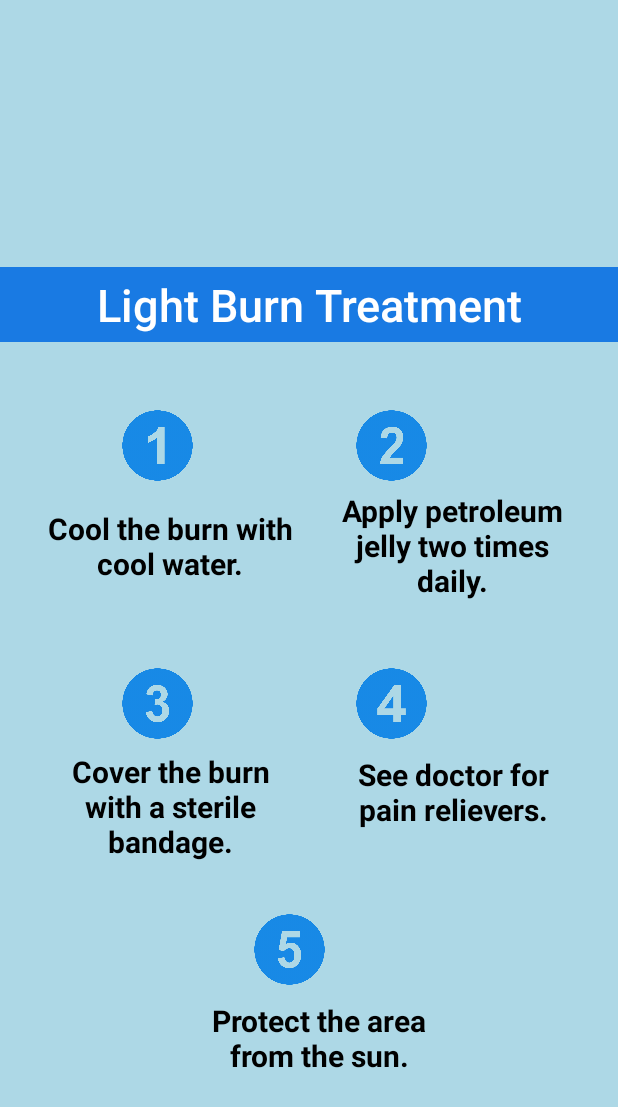
After one commit to Aarav87/AIdentify, an Android app: the layout light_burn_treatment.xml on its own in the app's theme, with its tools: preview values and no code run, on a phone screen of 412 x 824 dp. The commit adds this screen. Shown: the top 1107 px of the screen. Run offline under Robolectric (Android 15) with nearby library versions, the phone set to English and light mode, and no system bars.

Commit message:
created treatment pages

```diff
--- /dev/null
+++ b/app/src/main/res/layout/light_burn_treatment.xml
@@ -0,0 +1,167 @@
+<?xml version="1.0" encoding="utf-8"?>
+<androidx.constraintlayout.widget.ConstraintLayout xmlns:android="http://schemas.android.com/apk/res/android"
+    android:layout_width="match_parent"
+    android:layout_height="match_parent"
+    xmlns:app="http://schemas.android.com/apk/res-auto"
+    android:background="#add8e6">
+
+    <TextView
+        style="@style/TextAppearance.Widget.AppCompat.Toolbar.Title"
+        android:layout_width="0dp"
+        android:layout_height="50dp"
+        android:layout_centerHorizontal="true"
+        android:layout_marginBottom="596dp"
+        android:background="#197AE3"
+        android:gravity="center"
+        android:text="Light Burn Treatment"
+        android:textColor="#FFFFFF"
+        android:textSize="30sp"
+        android:id="@+id/title"
+
+        app:layout_constraintWidth_percent="1"
+        app:layout_constraintBottom_toBottomOf="parent"
+        app:layout_constraintEnd_toEndOf="parent"
+        app:layout_constraintHorizontal_bias="1.0"
+        app:layout_constraintStart_toStartOf="parent" />
+
+    <ImageView
+        android:layout_width="50dp"
+        android:layout_height="50dp"
+        android:layout_alignParentStart="true"
+        android:layout_marginStart="80dp"
+        android:layout_marginTop="44dp"
+        android:src="@drawable/first"
+        app:layout_constraintStart_toStartOf="parent"
+        app:layout_constraintTop_toBottomOf="@+id/title" />
+
+    <TextView
+        android:id="@+id/step1"
+        android:layout_width="0dp"
+        android:layout_height="80dp"
+        android:layout_centerHorizontal="true"
+        android:layout_marginBottom="420dp"
+        android:gravity="center"
+        android:text="Cool the burn with cool water."
+        android:textColor="@color/black"
+        android:textSize="20sp"
+        android:textStyle="bold"
+
+        app:layout_constraintBottom_toBottomOf="parent"
+        app:layout_constraintEnd_toEndOf="parent"
+        app:layout_constraintHorizontal_bias="0.126"
+        app:layout_constraintStart_toStartOf="parent"
+        app:layout_constraintWidth_percent="0.4" />
+
+    <ImageView
+        android:layout_width="50dp"
+        android:layout_height="50dp"
+        android:layout_alignParentStart="true"
+        android:layout_marginStart="236dp"
+        android:layout_marginTop="44dp"
+        android:src="@drawable/second"
+        app:layout_constraintStart_toStartOf="parent"
+        app:layout_constraintTop_toBottomOf="@+id/title" />
+
+    <TextView
+        android:id="@+id/step2"
+        android:layout_width="0dp"
+        android:layout_height="80dp"
+        android:layout_centerHorizontal="true"
+        android:layout_marginBottom="420dp"
+        android:gravity="center"
+        android:text="Apply petroleum jelly two times daily."
+        android:textColor="@color/black"
+        android:textSize="20sp"
+        android:textStyle="bold"
+
+        app:layout_constraintBottom_toBottomOf="parent"
+        app:layout_constraintEnd_toEndOf="parent"
+        app:layout_constraintHorizontal_bias="0.886"
+        app:layout_constraintStart_toStartOf="parent"
+        app:layout_constraintWidth_percent="0.4" />
+
+    <ImageView
+        android:layout_width="50dp"
+        android:layout_height="50dp"
+        android:layout_alignParentStart="true"
+        android:layout_marginStart="80dp"
+        android:layout_marginTop="40dp"
+        android:src="@drawable/third"
+        app:layout_constraintStart_toStartOf="parent"
+        app:layout_constraintTop_toBottomOf="@+id/step1" />
+
+    <TextView
+        android:id="@+id/step3"
+        android:layout_width="0dp"
+        android:layout_height="100dp"
+        android:layout_centerHorizontal="true"
+        android:layout_marginBottom="236dp"
+        android:gravity="center"
+        android:text="Cover the burn with a sterile bandage."
+        android:textColor="@color/black"
+        android:textSize="20sp"
+        android:textStyle="bold"
+
+        app:layout_constraintBottom_toBottomOf="parent"
+        app:layout_constraintEnd_toEndOf="parent"
+        app:layout_constraintHorizontal_bias="0.126"
+        app:layout_constraintStart_toStartOf="parent"
+        app:layout_constraintWidth_percent="0.4" />
+
+    <ImageView
+        android:layout_width="50dp"
+        android:layout_height="50dp"
+        android:layout_alignParentStart="true"
+        android:layout_marginStart="236dp"
+        android:layout_marginTop="40dp"
+        android:src="@drawable/fourth"
+        app:layout_constraintStart_toStartOf="parent"
+        app:layout_constraintTop_toBottomOf="@+id/step2" />
+
+    <TextView
+        android:id="@+id/step4"
+        android:layout_width="0dp"
+        android:layout_height="80dp"
+        android:layout_centerHorizontal="true"
+        android:layout_marginBottom="256dp"
+        android:gravity="center"
+        android:text="See doctor for pain relievers."
+        android:textColor="@color/black"
+        android:textSize="20sp"
+        android:textStyle="bold"
+
+        app:layout_constraintBottom_toBottomOf="parent"
+        app:layout_constraintEnd_toEndOf="parent"
+        app:layout_constraintHorizontal_bias="0.89"
+        app:layout_constraintStart_toStartOf="parent"
+        app:layout_constraintWidth_percent="0.4" />
+
+    <ImageView
+        android:layout_width="50dp"
+        android:layout_height="50dp"
+        android:layout_alignParentStart="true"
+        android:layout_marginStart="168dp"
+        android:layout_marginTop="20dp"
+        android:src="@drawable/fifth"
+        app:layout_constraintStart_toStartOf="parent"
+        app:layout_constraintTop_toBottomOf="@+id/step3" />
+
+    <TextView
+        android:id="@+id/step5"
+        android:layout_width="0dp"
+        android:layout_height="80dp"
+        android:layout_centerHorizontal="true"
+        android:layout_marginBottom="92dp"
+        android:gravity="center"
+        android:text="Protect the area from the sun."
+        android:textColor="@color/black"
+        android:textSize="20sp"
+        android:textStyle="bold"
+
+        app:layout_constraintBottom_toBottomOf="parent"
+        app:layout_constraintEnd_toEndOf="parent"
+        app:layout_constraintHorizontal_bias="0.528"
+        app:layout_constraintStart_toStartOf="parent"
+        app:layout_constraintWidth_percent="0.4" />
+
+</androidx.constraintlayout.widget.ConstraintLayout>
```
Also changed, not shown: app/src/main/java/com/example/app/MainActivity.kt (+22 -15 lines), app/src/main/res/layout/activity_main.xml (+29 -18 lines), app/src/main/res/layout/bruise_treatment.xml (added, +140 -0 lines), app/src/main/res/layout/severe_burn_treatment.xml (added, +185 -0 lines), app/src/main/res/layout/skin_cut_treatment.xml (added, +168 -0 lines), app/src/main/res/drawable/fifth.png (added), app/src/main/res/drawable/first.png (added), app/src/main/res/drawable/fourth.png (added), app/src/main/res/drawable/second.png (added), app/src/main/res/drawable/seventh.png (added), app/src/main/res/drawable/sixth.png (added), app/src/main/res/drawable/third.png (added).
